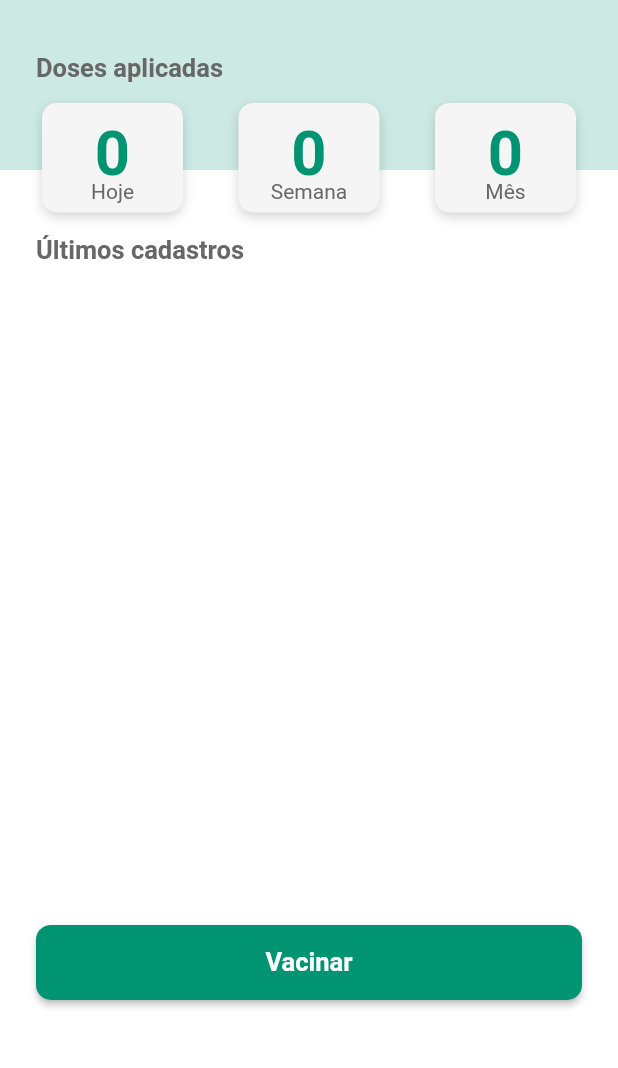
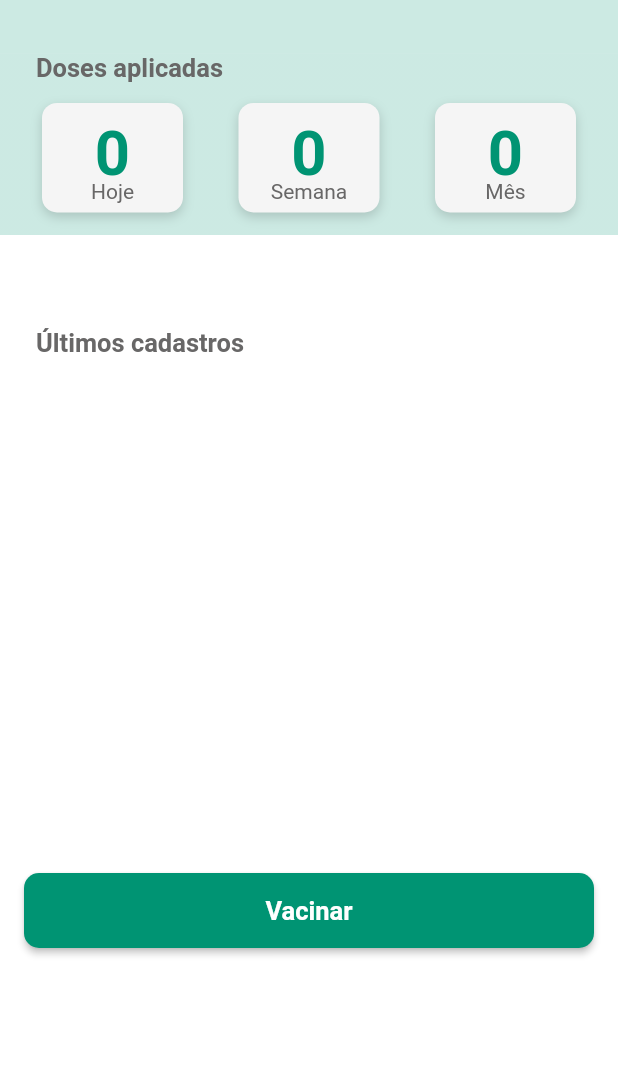
Before and after one commit to Dojak220/nurse, a Flutter app: the screen it shows after launch, on a phone screen of 412 x 824 dp, the part 132-1200 px from its top. Run offline on Flutter 3.47's test engine with Material 2 defaults, Android fonts, the phone set to English and light mode, and no system bars; our stand-ins replace flutter_dotenv, flutter_mobx, mobx, sqflite_sqlcipher; accounts and stored records are empty; statements that could not run were skipped.

Commit message:
Fix home layout constrainst

```diff
--- a/lib/app/modules/Home/components/main_button.dart
+++ b/lib/app/modules/Home/components/main_button.dart
@@ -15,7 +15,7 @@ class VaccinationButton extends StatelessWidget {
   @override
   Widget build(BuildContext context) {
     return Padding(
-      padding: const EdgeInsets.fromLTRB(0, 10.0, 0, 0),
+      padding: const EdgeInsets.fromLTRB(16.0, 0, 16.0, 16.0),
       child: ElevatedButton(
         onPressed: () => Navigator.of(context)
             .pushNamed(newPage)
--- a/lib/app/modules/Home/components/titled_list_view.dart
+++ b/lib/app/modules/Home/components/titled_list_view.dart
@@ -17,7 +17,7 @@ class TitledListView extends StatelessWidget {
   @override
   Widget build(BuildContext context) {
     return Padding(
-      padding: const EdgeInsets.fromLTRB(0, 10.0, 0, 10.0),
+      padding: const EdgeInsets.only(top: 10.0),
       child: Column(
         crossAxisAlignment: CrossAxisAlignment.start,
         children: [
@@ -29,7 +29,7 @@ class TitledListView extends StatelessWidget {
             ),
           ),
           Container(
-            height: MediaQuery.of(context).size.height * 0.50,
+            height: MediaQuery.of(context).size.height * 0.407,
             child: Observer(builder: (_) {
               return ListView.separated(
                 itemCount: applications.length,
--- a/lib/app/modules/Home/home_page.dart
+++ b/lib/app/modules/Home/home_page.dart
@@ -37,16 +37,14 @@ class Home extends StatelessWidget {
         children: [
           VaccinationCountStatus(),
           Padding(
-            padding: EdgeInsets.symmetric(horizontal: 24),
-            child: Column(
-              children: [
-                LastVaccinationsList(),
-                VaccinationButton(
-                  newPage: "/vaccinations/new",
-                  onCallback: () =>
-                      context.read<HomeController>().getApplications(),
-                ),
-              ],
+              padding: const EdgeInsets.symmetric(horizontal: 24.0),
+              child: LastVaccinationsList()),
+          Align(
+            alignment: Alignment.bottomCenter,
+            child: VaccinationButton(
+              newPage: "/vaccinations/new",
+              onCallback: () =>
+                  context.read<HomeController>().getApplications(),
             ),
           ),
         ],
@@ -118,6 +116,7 @@ class _VaccinationCountStatusState extends State<VaccinationCountStatus> {
     final controller = Provider.of<HomeController>(context);
 
     return Container(
+      height: MediaQuery.of(context).size.height * 0.21,
       decoration: BoxDecoration(
         gradient: LinearGradient(
           colors: [AppColors.verdeClaro, AppColors.white],
```
